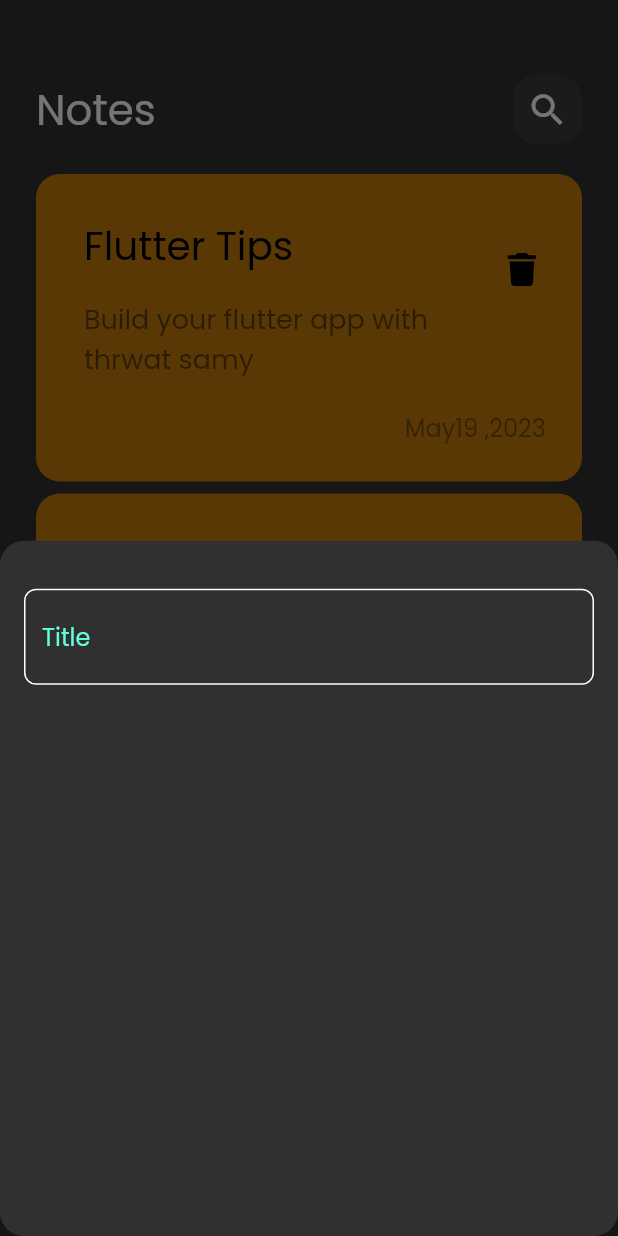
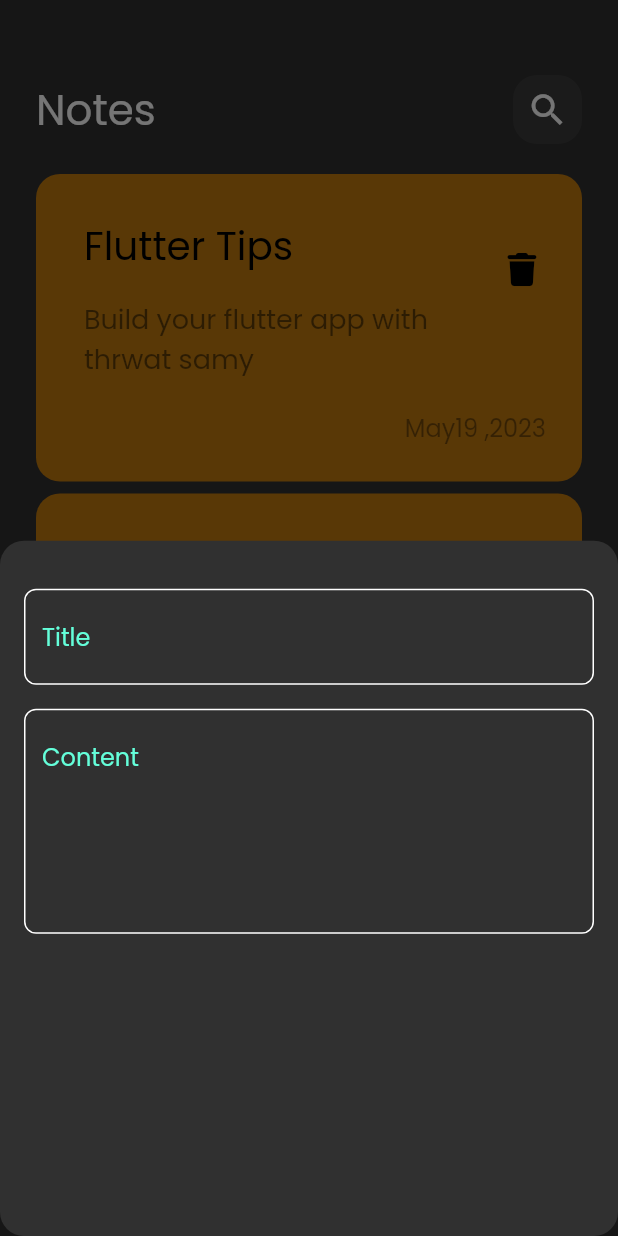
Before and after one commit to AsMaa-AhMeed/notes_app, a Flutter app: the screen it shows after launch, after a tap on the "add" icon, on a phone screen of 412 x 824 dp. Run offline on Flutter 3.47's test engine with Material 2 defaults, Android fonts, the phone set to English and light mode, and no system bars; our stand-ins replace font_awesome_flutter.

Commit message:
add feilds to text feild

```diff
--- a/lib/views/widgets/add_note_botttom_sheet.dart
+++ b/lib/views/widgets/add_note_botttom_sheet.dart
@@ -9,9 +9,16 @@ class AddNoteBottomSheet extends StatelessWidget {
   Widget build(BuildContext context) {
     return Padding(
       padding: const EdgeInsets.symmetric(horizontal: 16.0),
-      child: Column(children: [
+      child: Column(children: const [
         SizedBox(height: 32),
-        CustomTextFeild(),
+        CustomTextFeild(
+          hintText: "Title",
+        ),
+        SizedBox(height: 16),
+        CustomTextFeild(
+          hintText: "Content",
+          maxLines: 5,
+        ),
       ]),
     );
   }
--- a/lib/views/widgets/custom_text_feild.dart
+++ b/lib/views/widgets/custom_text_feild.dart
@@ -2,18 +2,20 @@ import 'package:flutter/material.dart';
 import 'package:notes_app/constants.dart';
 
 class CustomTextFeild extends StatelessWidget {
-  const CustomTextFeild({super.key});
-
+  const CustomTextFeild({super.key, required this.hintText, this.maxLines = 1});
+  final String hintText;
+  final int maxLines;
   @override
   Widget build(BuildContext context) {
     return TextField(
       cursorColor: kPrimaryColor,
+      maxLines: maxLines,
       decoration: InputDecoration(
           border: buildBorder(),
           enabledBorder: buildBorder(),
           focusedBorder: buildBorder(color: kPrimaryColor),
           hintStyle: TextStyle(color: kPrimaryColor),
-          hintText: "Title"),
+          hintText: hintText),
     );
   }
 
```
